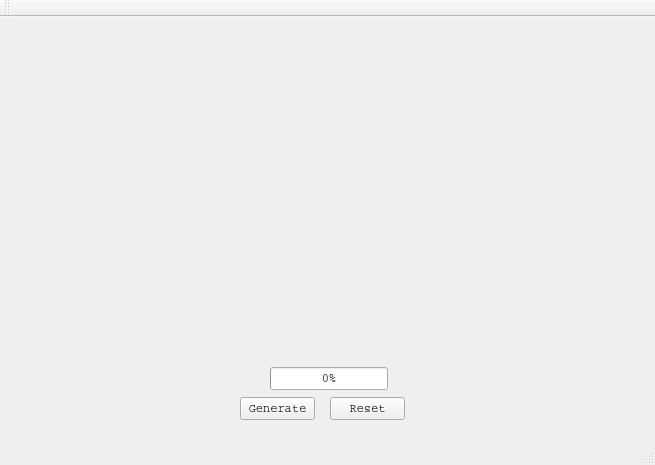
Above: Kakuro/mainwindow.ui from ransty/Kakuro before the change. Below: the same form after it.
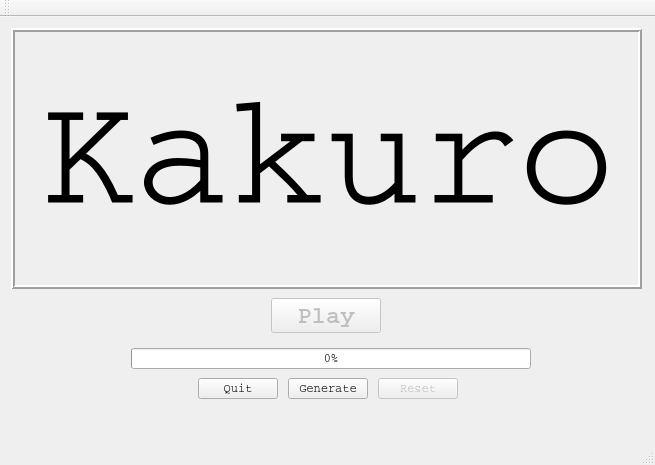
That is the form after the change.

Commit message: Enhanced UI, added stacked widget

What changed in the file:
```diff
--- a/Kakuro/mainwindow.ui
+++ b/Kakuro/mainwindow.ui
@@ -19,15 +19,28 @@
    <string>Kakuro</string>
   </property>
   <widget class="QWidget" name="centralWidget">
+   <layout class="QGridLayout" name="gridLayout">
+    <item row="0" column="0">
+     <widget class="QStackedWidget" name="stackedWidget">
+      <property name="currentIndex">
+       <number>0</number>
+      </property>
+      <widget class="QWidget" name="start">
    <widget class="QPushButton" name="generateButton">
     <property name="geometry">
      <rect>
-      <x>240</x>
-      <y>380</y>
-      <width>75</width>
-      <height>23</height>
-     </rect>
-    </property>
+          <x>277</x>
+          <y>350</y>
+          <width>80</width>
+          <height>21</height>
+         </rect>
+        </property>
+        <property name="sizePolicy">
+         <sizepolicy hsizetype="Minimum" vsizetype="Expanding">
+          <horstretch>0</horstretch>
+          <verstretch>0</verstretch>
+         </sizepolicy>
+        </property>
     <property name="font">
      <font>
       <family>Courier</family>
@@ -43,36 +56,21 @@
      <string>Generate</string>
     </property>
    </widget>
-   <widget class="QPushButton" name="resetButton">
-    <property name="geometry">
-     <rect>
-      <x>330</x>
-      <y>380</y>
-      <width>75</width>
-      <height>23</height>
-     </rect>
-    </property>
-    <property name="font">
-     <font>
-      <family>Courier</family>
-     </font>
-    </property>
-    <property name="toolTip">
-     <string>Cancel</string>
-    </property>
-    <property name="text">
-     <string>Reset</string>
-    </property>
-   </widget>
    <widget class="QProgressBar" name="progressBar">
     <property name="geometry">
      <rect>
-      <x>270</x>
-      <y>350</y>
-      <width>118</width>
-      <height>23</height>
-     </rect>
-    </property>
+          <x>120</x>
+          <y>320</y>
+          <width>400</width>
+          <height>21</height>
+         </rect>
+        </property>
+        <property name="sizePolicy">
+         <sizepolicy hsizetype="Fixed" vsizetype="Expanding">
+          <horstretch>0</horstretch>
+          <verstretch>0</verstretch>
+         </sizepolicy>
+        </property>
     <property name="maximum">
      <number>99999</number>
     </property>
@@ -80,6 +78,182 @@
      <number>0</number>
     </property>
    </widget>
+       <widget class="QPushButton" name="resetButton">
+        <property name="enabled">
+         <bool>false</bool>
+        </property>
+        <property name="geometry">
+         <rect>
+          <x>367</x>
+          <y>350</y>
+          <width>80</width>
+          <height>21</height>
+         </rect>
+        </property>
+        <property name="sizePolicy">
+         <sizepolicy hsizetype="Minimum" vsizetype="Expanding">
+          <horstretch>0</horstretch>
+          <verstretch>0</verstretch>
+         </sizepolicy>
+        </property>
+        <property name="font">
+         <font>
+          <family>Courier</family>
+         </font>
+        </property>
+        <property name="toolTip">
+         <string>Cancel</string>
+        </property>
+        <property name="text">
+         <string>Reset</string>
+        </property>
+       </widget>
+       <widget class="QPushButton" name="playButton">
+        <property name="enabled">
+         <bool>false</bool>
+        </property>
+        <property name="geometry">
+         <rect>
+          <x>260</x>
+          <y>270</y>
+          <width>110</width>
+          <height>35</height>
+         </rect>
+        </property>
+        <property name="sizePolicy">
+         <sizepolicy hsizetype="Expanding" vsizetype="Fixed">
+          <horstretch>0</horstretch>
+          <verstretch>0</verstretch>
+         </sizepolicy>
+        </property>
+        <property name="minimumSize">
+         <size>
+          <width>0</width>
+          <height>0</height>
+         </size>
+        </property>
+        <property name="font">
+         <font>
+          <family>Courier</family>
+          <pointsize>18</pointsize>
+          <weight>75</weight>
+          <bold>true</bold>
+         </font>
+        </property>
+        <property name="toolTip">
+         <string>Play</string>
+        </property>
+        <property name="text">
+         <string>Play</string>
+        </property>
+       </widget>
+       <widget class="QPushButton" name="quitButton">
+        <property name="geometry">
+         <rect>
+          <x>187</x>
+          <y>350</y>
+          <width>80</width>
+          <height>21</height>
+         </rect>
+        </property>
+        <property name="font">
+         <font>
+          <family>Courier</family>
+         </font>
+        </property>
+        <property name="toolTip">
+         <string>Quit</string>
+        </property>
+        <property name="text">
+         <string>Quit</string>
+        </property>
+       </widget>
+       <widget class="QLabel" name="kakuroLabel">
+        <property name="geometry">
+         <rect>
+          <x>0</x>
+          <y>0</y>
+          <width>631</width>
+          <height>261</height>
+         </rect>
+        </property>
+        <property name="font">
+         <font>
+          <family>Marker Felt</family>
+          <pointsize>120</pointsize>
+          <weight>50</weight>
+          <italic>false</italic>
+          <bold>false</bold>
+          <underline>false</underline>
+          <strikeout>false</strikeout>
+         </font>
+        </property>
+        <property name="frameShape">
+         <enum>QFrame::Box</enum>
+        </property>
+        <property name="frameShadow">
+         <enum>QFrame::Raised</enum>
+        </property>
+        <property name="lineWidth">
+         <number>2</number>
+        </property>
+        <property name="text">
+         <string>Kakuro</string>
+        </property>
+        <property name="alignment">
+         <set>Qt::AlignCenter</set>
+        </property>
+       </widget>
+      </widget>
+      <widget class="QWidget" name="kakuro">
+       <widget class="QPushButton" name="backButton">
+        <property name="geometry">
+         <rect>
+          <x>0</x>
+          <y>0</y>
+          <width>41</width>
+          <height>24</height>
+         </rect>
+        </property>
+        <property name="text">
+         <string>←</string>
+        </property>
+       </widget>
+       <widget class="QLabel" name="label">
+        <property name="geometry">
+         <rect>
+          <x>0</x>
+          <y>130</y>
+          <width>641</width>
+          <height>121</height>
+         </rect>
+        </property>
+        <property name="font">
+         <font>
+          <family>.SF NS Text</family>
+          <pointsize>68</pointsize>
+          <weight>50</weight>
+          <bold>false</bold>
+          <kerning>true</kerning>
+         </font>
+        </property>
+        <property name="cursor">
+         <cursorShape>WhatsThisCursor</cursorShape>
+        </property>
+        <property name="whatsThis">
+         <string>This is where kakuro will be played</string>
+        </property>
+        <property name="text">
+         <string>Kakuro goes here</string>
+        </property>
+        <property name="alignment">
+         <set>Qt::AlignCenter</set>
+        </property>
+       </widget>
+      </widget>
+     </widget>
+    </item>
+   </layout>
   </widget>
   <widget class="QMenuBar" name="menuBar">
    <property name="geometry">
```
Left out of the diff: 2 changed lines with no effect on the pictures. Lines whose indentation alone changed are shown as unchanged. The commit also changes 3 other files.
